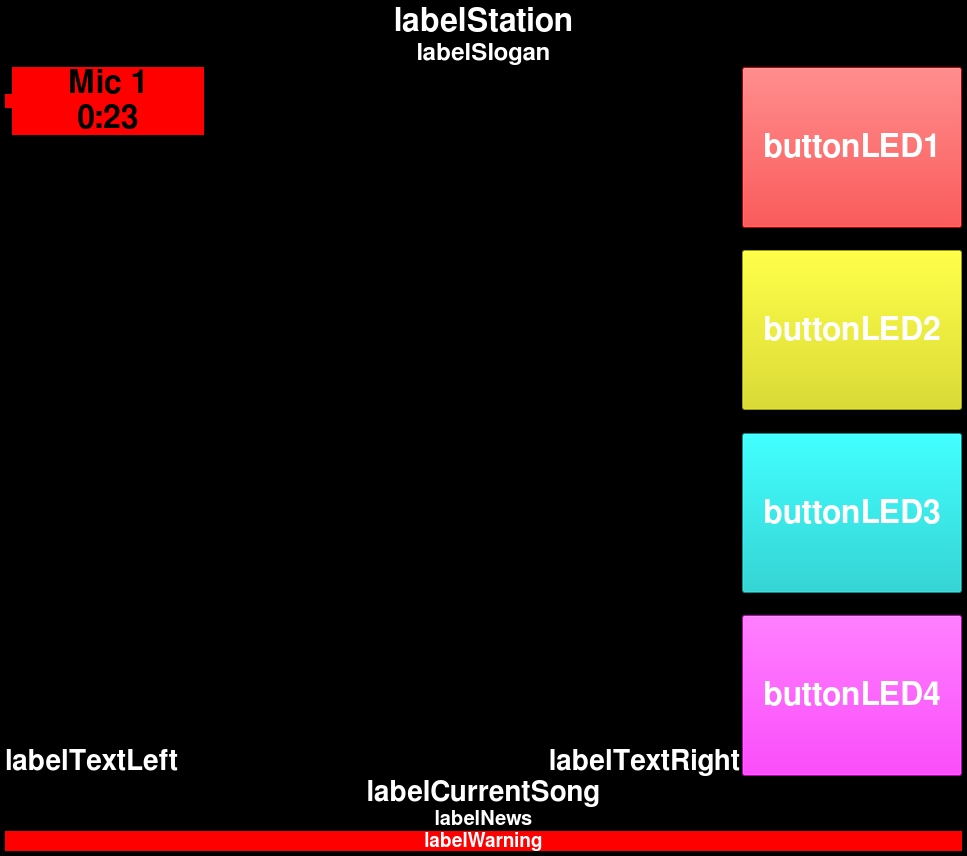
saschaludwig/OnAirScreen, file mainscreen.ui: the form before one commit.
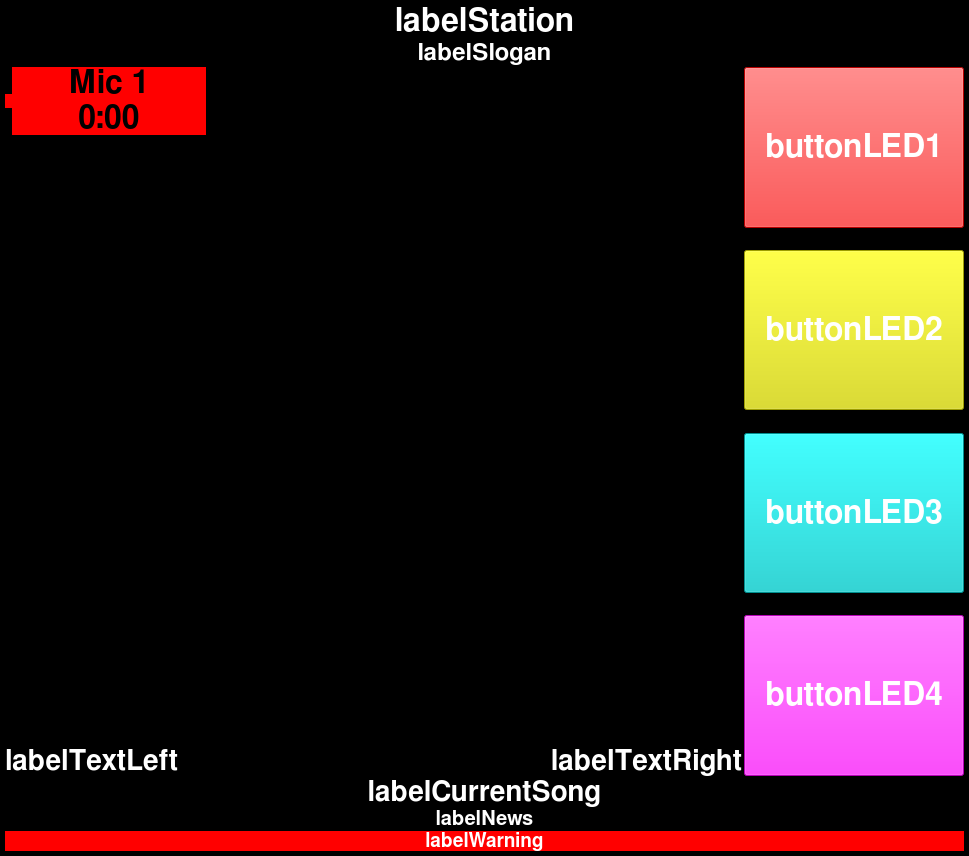
The form after the commit. Icons and pictures are not drawn. Custom widgets are drawn as their Qt base class.

Commit message: changed default text from AIR1

Patch:
```diff
--- a/mainscreen.ui
+++ b/mainscreen.ui
@@ -12,7 +12,7 @@
    <rect>
     <x>0</x>
     <y>0</y>
-    <width>967</width>
+    <width>969</width>
     <height>856</height>
    </rect>
   </property>
@@ -319,7 +319,7 @@
         </property>
         <property name="text">
          <string>Mic 1
-0:23</string>
+0:00</string>
         </property>
         <property name="alignment">
          <set>Qt::AlignCenter</set>
```
Left out of the diff: 2 changed lines with no effect on the pictures.
